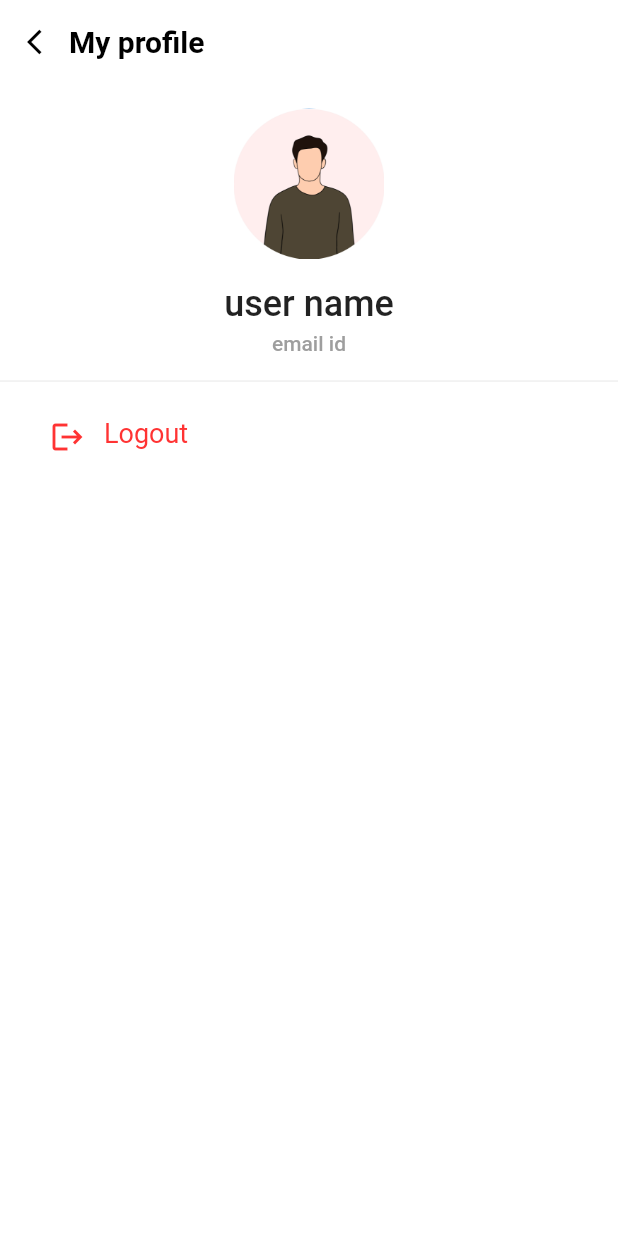
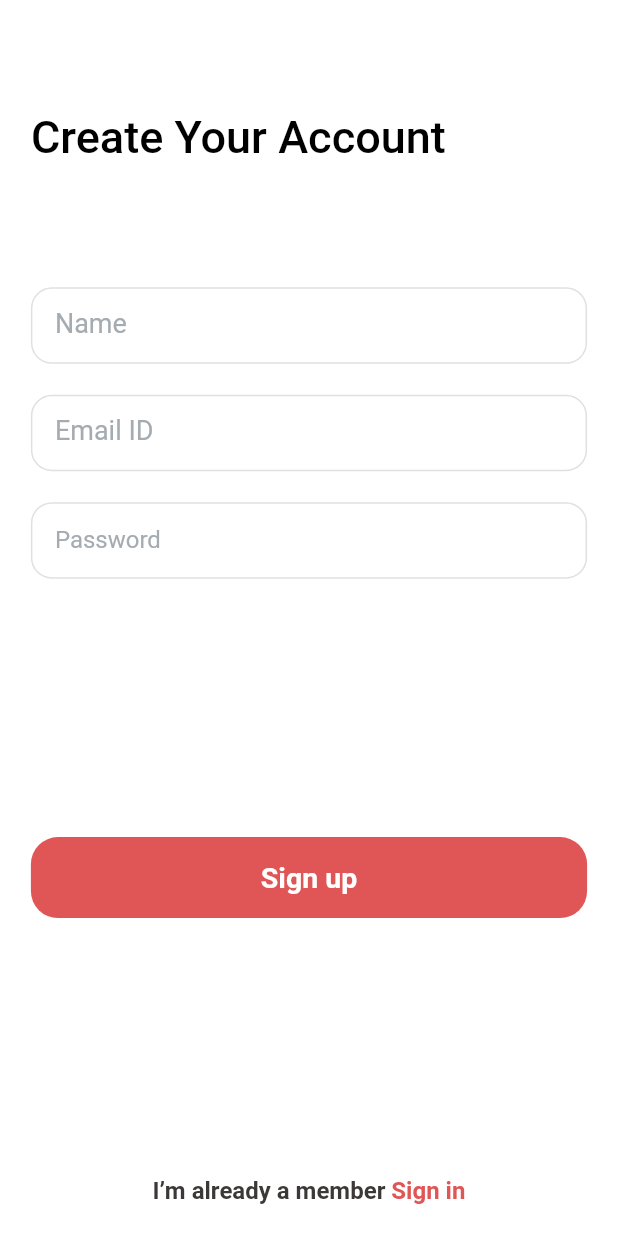
Before and after one commit to cynthiakonar/proximity_picks, a Flutter app: the ProfilePage screen opened directly, after a tap on "Logout", on a phone screen of 412 x 824 dp. Run offline on Flutter 3.47's test engine with Material 2 defaults, Android fonts, the phone set to English and light mode, and no system bars; our stand-ins replace cached_network_image, flutter_animate.

Commit message:
update: final ui

```diff
--- a/lib/main.dart
+++ b/lib/main.dart
@@ -1,6 +1,5 @@
 import 'package:flutter/material.dart';
-
-import 'screens/home.dart';
+import 'package:proximity_picks/screens/splash.dart';
 
 void main() {
   runApp(const MyApp());
@@ -12,7 +11,7 @@ class MyApp extends StatelessWidget {
   @override
   Widget build(BuildContext context) {
     return const MaterialApp(
-      home: HomePage(),
+      home: SplashScreen(),
       debugShowCheckedModeBanner: false,
     );
   }
--- a/lib/screens/profile.dart
+++ b/lib/screens/profile.dart
@@ -1,4 +1,5 @@
 import 'package:flutter/material.dart';
+import 'package:proximity_picks/screens/Register.dart';
 
 class ProfilePage extends StatefulWidget {
   const ProfilePage({super.key});
@@ -85,7 +86,12 @@ class _ProfilePageState extends State<ProfilePage> {
               child: Row(
                 children: [
                   GestureDetector(
-                    onTap: () async {},
+                    onTap: () {
+                      Navigator.pushReplacement(
+                          context,
+                          MaterialPageRoute(
+                              builder: (context) => const RegisterScreen()));
+                    },
                     child: Row(
                       mainAxisSize: MainAxisSize.min,
                       children: [
--- /dev/null
+++ b/lib/screens/register.dart
@@ -0,0 +1,269 @@
+import 'package:flutter/material.dart';
+import 'package:proximity_picks/screens/home.dart';
+
+import 'Signin.dart';
+
+class RegisterScreen extends StatefulWidget {
+  const RegisterScreen({super.key});
+
+  @override
+  State<RegisterScreen> createState() => RegisterScreenState();
+}
+
+class RegisterScreenState extends State<RegisterScreen> {
+  final GlobalKey<FormState> _formKey = GlobalKey<FormState>();
+
+  @override
+  Widget build(BuildContext context) {
+    var size = MediaQuery.of(context).size;
+    return Scaffold(
+      resizeToAvoidBottomInset: false,
+      backgroundColor: Colors.white,
+      body: Container(
+        width: size.width,
+        height: size.height,
+        padding: EdgeInsets.only(
+          top: MediaQuery.of(context).padding.top + size.width * 0.18,
+          left: size.width * 0.05,
+          right: size.width * 0.05,
+        ),
+        child: Form(
+          key: _formKey,
+          child: Column(
+            crossAxisAlignment: CrossAxisAlignment.start,
+            children: [
+              const Text(
+                "Create Your Account",
+                style: TextStyle(
+                  fontSize: 30,
+                  fontWeight: FontWeight.w500,
+                  color: Colors.black,
+                ),
+              ),
+              SizedBox(height: size.width * 0.2),
+              TextFormField(
+                textCapitalization: TextCapitalization.none,
+                enableSuggestions: false,
+                validator: (value) {
+                  if (value == null || value.isEmpty) {
+                    return 'Please enter a valid username.';
+                  }
+                  return null;
+                },
+                autovalidateMode: AutovalidateMode.onUserInteraction,
+                keyboardType: TextInputType.name,
+                decoration: InputDecoration(
+                  contentPadding: const EdgeInsets.all(16),
+                  labelText: 'Name',
+                  labelStyle: const TextStyle(
+                    color: Color(0xFFA4ACB2),
+                    fontSize: 18,
+                    fontWeight: FontWeight.w400,
+                  ),
+                  errorStyle: const TextStyle(
+                    fontSize: 10,
+                    fontWeight: FontWeight.w400,
+                  ),
+                  focusedBorder: OutlineInputBorder(
+                    borderRadius: BorderRadius.circular(14),
+                    borderSide: const BorderSide(
+                      color: Color(0xFFE05656),
+                      width: 2,
+                    ),
+                  ),
+                  enabledBorder: OutlineInputBorder(
+                    borderRadius: BorderRadius.circular(14),
+                    borderSide: const BorderSide(
+                      color: Color(0xFFE0E0E0),
+                    ),
+                  ),
+                  focusedErrorBorder: OutlineInputBorder(
+                    borderRadius: BorderRadius.circular(14),
+                    borderSide: const BorderSide(
+                      color: Color(0xFFE05656),
+                      width: 2,
+                    ),
+                  ),
+                  errorBorder: OutlineInputBorder(
+                    borderRadius: BorderRadius.circular(14),
+                    borderSide: const BorderSide(
+                      color: Color(0xFFE05656),
+                      width: 2,
+                    ),
+                  ),
+                ),
+              ),
+              SizedBox(height: size.width * 0.05),
+              TextFormField(
+                textCapitalization: TextCapitalization.none,
+                enableSuggestions: false,
+                validator: (value) {
+                  if (value == null || value.isEmpty || !value.contains('@')) {
+                    return 'Please enter a valid email address.';
+                  }
+                  return null;
+                },
+                autovalidateMode: AutovalidateMode.onUserInteraction,
+                keyboardType: TextInputType.emailAddress,
+                decoration: InputDecoration(
+                  contentPadding: const EdgeInsets.all(16),
+                  labelText: 'Email ID',
+                  labelStyle: const TextStyle(
+                    color: Color(0xFFA4ACB2),
+                    fontSize: 18,
+                    fontWeight: FontWeight.w400,
+                  ),
+                  errorStyle: const TextStyle(
+                    fontSize: 10,
+                    fontWeight: FontWeight.w400,
+                  ),
+                  focusedBorder: OutlineInputBorder(
+                    borderRadius: BorderRadius.circular(14),
+                    borderSide: const BorderSide(
+                      color: Color(0xFFE05656),
+                      width: 2,
+                    ),
+                  ),
+                  enabledBorder: OutlineInputBorder(
+                    borderRadius: BorderRadius.circular(14),
+                    borderSide: const BorderSide(
+                      color: Color(0xFFE0E0E0),
+                    ),
+                  ),
+                  focusedErrorBorder: OutlineInputBorder(
+                    borderRadius: BorderRadius.circular(14),
+                    borderSide: const BorderSide(
+                      color: Color(0xFFE05656),
+                      width: 2,
+                    ),
+                  ),
+                  errorBorder: OutlineInputBorder(
+                    borderRadius: BorderRadius.circular(14),
+                    borderSide: const BorderSide(
+                      color: Color(0xFFE05656),
+                      width: 2,
+                    ),
+                  ),
+                ),
+              ),
+              SizedBox(height: size.width * 0.05),
+              TextFormField(
+                obscureText: true,
+                validator: (value) {
+                  if (value == null || value.isEmpty || value.length < 6) {
+                    return 'Password must be at least 6 characters long.';
+                  }
+                  return null;
+                },
+                autovalidateMode: AutovalidateMode.onUserInteraction,
+                decoration: InputDecoration(
+                  contentPadding: const EdgeInsets.all(16),
+                  labelText: 'Password',
+                  labelStyle: const TextStyle(
+                    color: Color(0xFFA4ACB2),
+                    fontSize: 16,
+                    fontWeight: FontWeight.w400,
+                  ),
+                  errorStyle: const TextStyle(
+                    fontSize: 10,
+                    fontWeight: FontWeight.w400,
+                  ),
+                  focusedBorder: OutlineInputBorder(
+                    borderRadius: BorderRadius.circular(14),
+                    borderSide: const BorderSide(
+                      color: Color(0xFFFBBAC2),
+                      width: 2,
+                    ),
+                  ),
+                  enabledBorder: OutlineInputBorder(
+                    borderRadius: BorderRadius.circular(14),
+                    borderSide: const BorderSide(
+                      color: Color(0xFFE0E0E0),
+                    ),
+                  ),
+                  focusedErrorBorder: OutlineInputBorder(
+                    borderRadius: BorderRadius.circular(14),
+                    borderSide: const BorderSide(
+                      color: Color(0xFFE05656),
+                      width: 2,
+                    ),
+                  ),
+                  errorBorder: OutlineInputBorder(
+                    borderRadius: BorderRadius.circular(14),
+                    borderSide: const BorderSide(
+                      color: Color(0xFFE05656),
+                      width: 2,
+                    ),
+                  ),
+                ),
+              ),
+              SizedBox(height: size.width * 0.05),
+              const Spacer(),
+              Row(
+                children: [
+                  Expanded(
+                    child: GestureDetector(
+                      onTap: () {
+                        Navigator.push(
+                          context,
+                          MaterialPageRoute(
+                            builder: (context) => const HomePage(),
+                          ),
+                        );
+                      },
+                      child: Container(
+                        padding: const EdgeInsets.all(16),
+                        decoration: BoxDecoration(
+                          borderRadius: BorderRadius.circular(18),
+                          color: const Color(0xFFE05656),
+                        ),
+                        child: const Center(
+                          child: Text(
+                            'Sign up',
+                            style: TextStyle(
+                              color: Colors.white,
+                              fontSize: 19,
+                              fontWeight: FontWeight.w600,
+                            ),
+                          ),
+                        ),
+                      ),
+                    ),
+                  ),
+                ],
+              ),
+              SizedBox(height: size.width * 0.05),
+              const Spacer(),
+              Row(
+                mainAxisAlignment: MainAxisAlignment.center,
+                children: [
+                  const Text("I’m already a member ",
+                      style: TextStyle(
+                        fontSize: 16,
+                        fontWeight: FontWeight.w600,
+                        color: Color(0xFF3D3838),
+                      )),
+                  GestureDetector(
+                    onTap: () {
+                      Navigator.push(
+                          context,
+                          MaterialPageRoute(
+                              builder: (context) => SigninScreen()));
+                    },
+                    child: const Text("Sign in",
+                        style: TextStyle(
+                          fontSize: 16,
+                          fontWeight: FontWeight.w600,
+                          color: Color(0xFFE05656),
+                        )),
+                  ),
+                ],
+              ),
+              SizedBox(height: size.width * 0.05),
+            ],
+          ),
+        ),
+      ),
+    );
+  }
+}
--- a/pubspec.yaml
+++ b/pubspec.yaml
@@ -36,6 +36,7 @@ dependencies:
   # The following adds the Cupertino Icons font to your application.
   # Use with the CupertinoIcons class for iOS style icons.
   cupertino_icons: ^1.0.2
+  flutter_animate: ^4.1.1+1
 
 dev_dependencies:
   flutter_test:
```
Also changed, not shown: lib/screens/signin.dart (added, +282 -0 lines), lib/screens/splash.dart (added, +40 -0 lines), pubspec.lock.
